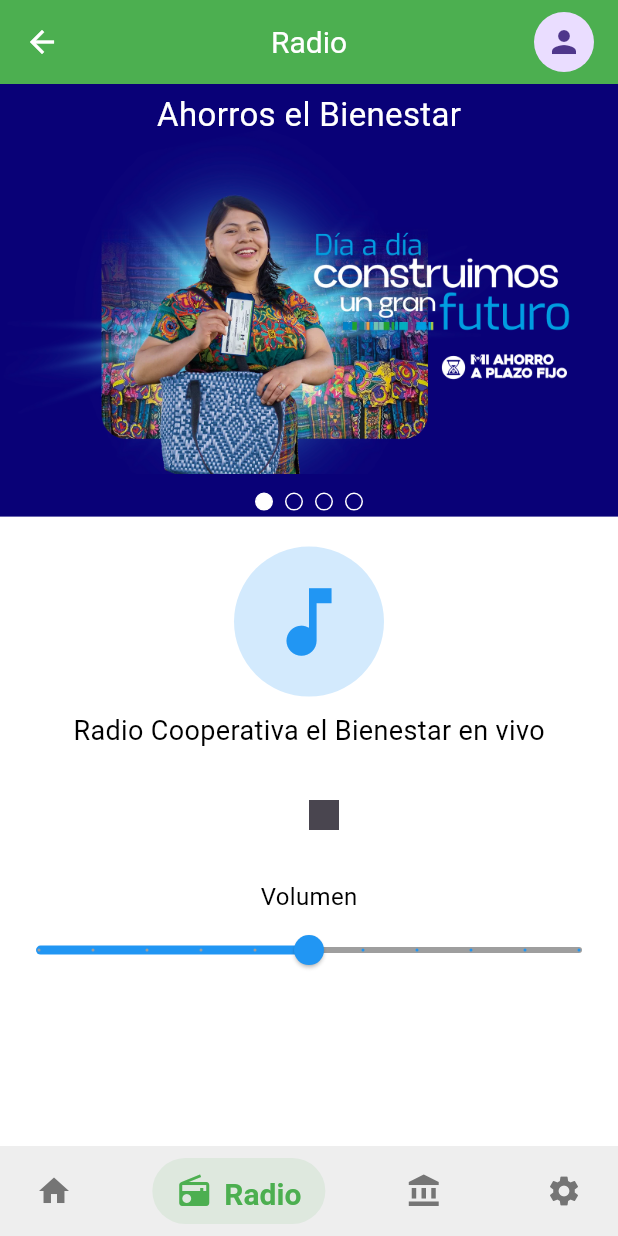
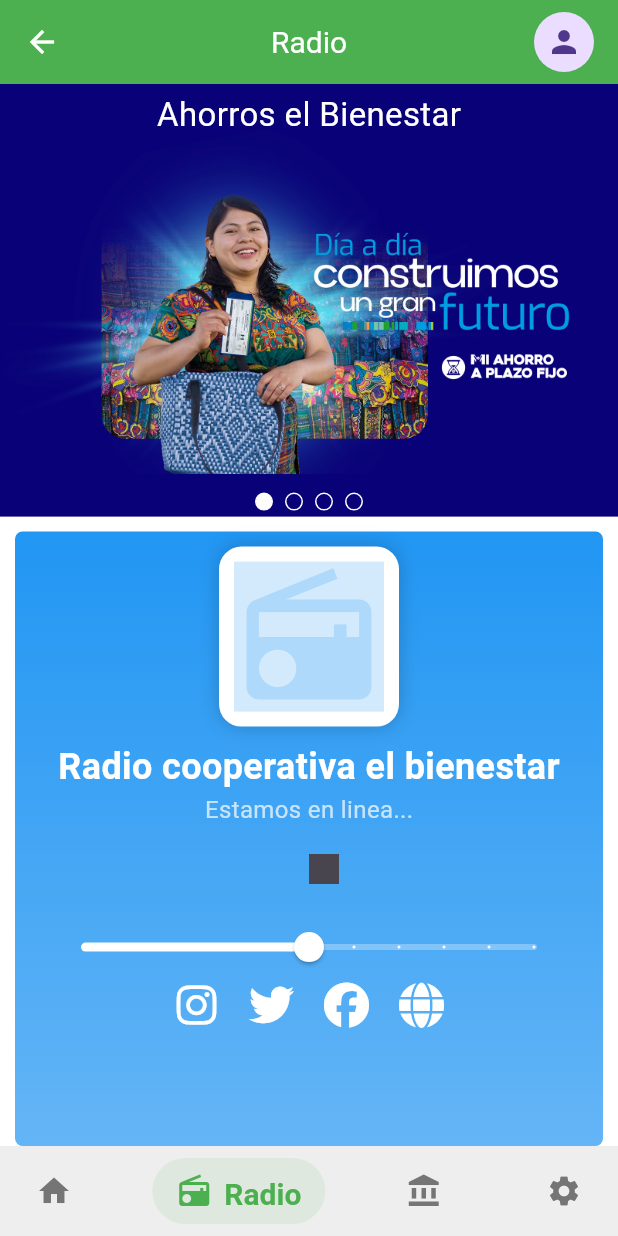
Before and after one commit to herbert-ovalle/app-el-bienestar, a Flutter app: the screen it shows after launch, item 2 of the bottom bar chosen, on a phone screen of 412 x 824 dp. Run offline on Flutter 3.47's test engine with Material 3 defaults, Android fonts, the phone set to English and light mode, and no system bars; drawn by our look-alikes of salomon_bottom_bar; our stand-ins replace flutter_secure_storage, flutter_svg, font_awesome_flutter, geolocator, google_maps_flutter, html_unescape and 2 more; missing offline and left inert: async_button_builder, xml2json; network calls fail.

Commit message:
interfaz de radio

```diff
--- a/lib/component/radio.component.dart
+++ b/lib/component/radio.component.dart
@@ -1,9 +1,11 @@
 import 'dart:async';
+import 'package:app_bienestar/class/preferences.theme.dart';
 import 'package:app_bienestar/component/pageview.component.dart';
 import 'package:app_bienestar/services/z_service.dart';
 
 import 'package:async_button_builder/async_button_builder.dart';
 import 'package:flutter/material.dart';
+import 'package:font_awesome_flutter/font_awesome_flutter.dart';
 
 class MusicPlayerScreen extends StatefulWidget {
   const MusicPlayerScreen({super.key});
@@ -45,8 +47,7 @@ class _MusicPlayerScreen extends State<MusicPlayerScreen>
   }
 
   @override
-  void didUpdateWidget(MusicPlayerScreen oldWidget) async {
-    //_volume = await ReproductorMusic().obtenerVolumen();
+  void didUpdateWidget(MusicPlayerScreen oldWidget) {
     super.didUpdateWidget(oldWidget);
   }
 
@@ -74,7 +75,7 @@ class _MusicPlayerScreen extends State<MusicPlayerScreen>
     _startColorChangeAnimation();
     setState(() {
       _isPlaying = true;
-      //_playPauseController.forward();
+      _playPauseController.forward();
     });
   }
 
@@ -120,8 +121,7 @@ class _MusicPlayerScreen extends State<MusicPlayerScreen>
   Widget build(BuildContext context) {
     final screenHeight = MediaQuery.of(context).size.height;
 
-    return Center(
-      child: Column(
+    return Column(
       children: [
         SizedBox(height: screenHeight * 0.35, child: PageViewExample(
           lstTitulos: [
@@ -135,8 +135,41 @@ class _MusicPlayerScreen extends State<MusicPlayerScreen>
             "assets/Seguros-Columna.png",
             "assets/Remesas.png",
           ],)),
-          SizedBox(height: 20),
-          AnimatedContainer(
+        SizedBox(height: 10),
+
+        Expanded(
+          child: Stack(
+            children: [
+              Container(
+                margin: EdgeInsets.symmetric(horizontal: 10),
+                decoration: BoxDecoration(
+                  borderRadius: BorderRadius.circular(5),
+                  gradient: LinearGradient(
+                    begin: Alignment.topCenter,
+                    end: Alignment.bottomCenter,
+                    colors: Preferences.isDarkmode ? [const Color.fromARGB(255, 35, 35, 35),
+                            Color.fromARGB(255, 31, 31, 31) ] : [Color(0xFF2196F3), Color(0xFF64B5F6)],
+                  ),
+                ),
+              ),
+              Column(
+                mainAxisSize: MainAxisSize.min,
+                children: [
+                  SizedBox(height: 10),
+                  Container(
+                      padding: const EdgeInsets.all(10),
+                      decoration: BoxDecoration(
+                        color: Colors.white,
+                        borderRadius: BorderRadius.circular(15),
+                        boxShadow: [
+                          BoxShadow(
+                            // ignore: deprecated_member_use
+                            color: Colors.black.withOpacity(0.2),
+                            blurRadius: 10,
+                          ),
+                        ],
+                      ),
+                      child:  AnimatedContainer(
                         duration: const Duration(milliseconds: 500),
                         curve: Curves.easeInOut,
                         height: _isPlaying ? 120 : 100,
@@ -144,16 +177,32 @@ class _MusicPlayerScreen extends State<MusicPlayerScreen>
                         decoration: BoxDecoration(
                           // ignore: deprecated_member_use
                           color: _currentColor.withOpacity(0.2),
-              shape: BoxShape.circle,
+
                         ),
-            child: Icon(Icons.music_note, size: 60, color: Colors.blue),
+                        child: Icon(
+                          Icons.radio,
+                          size: 100,
+                          // ignore: deprecated_member_use
+                          color: _currentColor.withOpacity(0.2),
+                        ),
+                      ),
                     ),
                   const SizedBox(height: 10),
-          Text(
-            'Radio Cooperativa el Bienestar en vivo',
-            style: TextStyle(fontSize: 18),
+                  const Text(
+                    "Radio cooperativa el bienestar",
+                    style: TextStyle(
+                      fontSize: 24,
+                      fontWeight: FontWeight.bold,
+                      color: Colors.white,
                     ),
-          const SizedBox(height: 15),
+                  ),
+                  const Text(
+                    "Estamos en linea...",
+                    style: TextStyle(
+                      fontSize: 16,
+                      color: Colors.white70,
+                    ),
+                  ),
                   Row(
                     mainAxisAlignment: MainAxisAlignment.center,
                     children: [
@@ -184,7 +233,6 @@ class _MusicPlayerScreen extends State<MusicPlayerScreen>
                         },
                         child: const Text(''),
                       ),
-
                       const SizedBox(width: 20),
                       IconButton(
                         icon: Icon(Icons.stop, size: 40),
@@ -192,28 +240,50 @@ class _MusicPlayerScreen extends State<MusicPlayerScreen>
                       ),
                     ],
                   ),
-          const SizedBox(height: 15),
-          // Control de volumen con Slider
-          Column(
-            children: [
-              Text(
-                'Volumen',
-                style: TextStyle(fontSize: 16),
+                  Padding(
+                    padding: const EdgeInsets.symmetric(horizontal: 30),
+                    child: SliderTheme(
+                      data: SliderTheme.of(context).copyWith(
+                        valueIndicatorTextStyle: const TextStyle(
+                          color: Colors.black,
+                          fontWeight: FontWeight.bold,
                         ),
-              Slider(
+                        valueIndicatorColor: Colors.blueAccent,
+                      ),
+                      child: Slider(
                         value: _volume,
                         min: 0.0,
                         max: 1.0,
                         onChanged: changeVolume,
                         divisions: 10,
                         label: '${(_volume * 100).toInt()}%',
-                activeColor: Colors.blue,
-                inactiveColor: Colors.grey,
+                        activeColor: Colors.white,
+                        inactiveColor: Colors.white30,
+                      ),
+                    ),
+                  ),
+                  Row(
+                    mainAxisAlignment: MainAxisAlignment.center,
+                    children: [
+                      _socialIcon(FontAwesomeIcons.instagram),
+                      _socialIcon(FontAwesomeIcons.twitter),
+                      _socialIcon(FontAwesomeIcons.facebook),
+                      _socialIcon(FontAwesomeIcons.globe),
+                    ],
                   ),
                 ],
               ),
             ],
           ),
+        ),
+      ],
+    );
+  }
+
+   Widget _socialIcon(IconData icon) {
+    return Padding(
+      padding: const EdgeInsets.symmetric(horizontal: 10),
+      child: Icon(icon, color: Colors.white, size: 30),
     );
   }
 }
--- a/lib/screen/home.screen.dart
+++ b/lib/screen/home.screen.dart
@@ -1,6 +1,7 @@
 import 'package:app_bienestar/class/preferences.theme.dart';
 import 'package:app_bienestar/component/formulario.component.dart';
 import 'package:app_bienestar/component/radio.component.dart';
+import 'package:app_bienestar/component/radionuevo.component.dart';
 import 'package:app_bienestar/screen/config.screen.dart';
 import 'package:app_bienestar/screen/homebien.screen.dart';
 import 'package:app_bienestar/screen/login.screen.dart';
@@ -107,7 +108,7 @@ class _HomeScreenState extends State<HomeScreen> {
         return MusicPlayerScreen();
       case 2:
         return const Center(
-          child: Text("Busqueda"),
+          child: RadioPlayerScreen(),
         );
       case 3:
         return ConfigScreen();
--- a/lib/screen/homebien.screen.dart
+++ b/lib/screen/homebien.screen.dart
@@ -387,7 +387,7 @@ class _OpcionDos extends StatelessWidget {
 
   @override
   Widget build(BuildContext context) {
-    double tamanosvg = Preferences.isDarkmode ? 40 : 42;
+    double tamanosvg = Preferences.isDarkmode ? 35 : 40;
 
     return GestureDetector(
       onTapDown: onTap,
--- a/pubspec.yaml
+++ b/pubspec.yaml
@@ -50,6 +50,7 @@ dependencies:
   html_unescape: ^2.0.0
   shared_preferences: ^2.5.2
   geolocator: ^13.0.2
+  font_awesome_flutter: ^10.8.0
 
 dev_dependencies:
   flutter_test:
```
Also changed, not shown: lib/component/radionuevo.component.dart (added, +103 -0 lines), pubspec.lock. Lines whose indentation alone changed are shown as unchanged.
